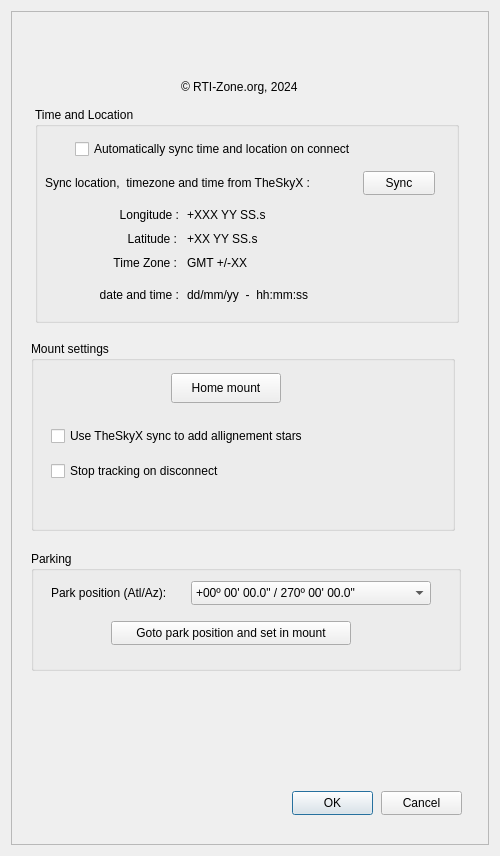
Qt form OnStep.ui (rpineau/OnStep) before a commit.
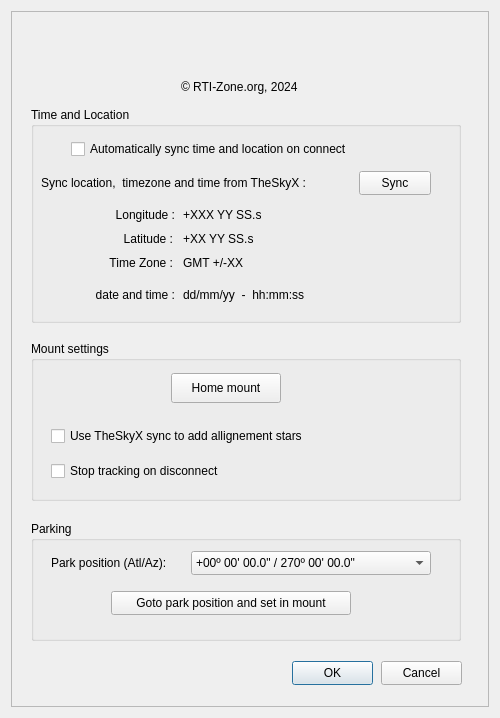
The same form after that commit. Icons and pictures are not drawn. Custom widgets are drawn as their Qt base class.

Diff of the .ui file:
```diff
--- a/OnStep.ui
+++ b/OnStep.ui
@@ -7,7 +7,7 @@
     <x>0</x>
     <y>0</y>
     <width>500</width>
-    <height>856</height>
+    <height>718</height>
    </rect>
   </property>
   <property name="sizePolicy">
@@ -19,13 +19,13 @@
   <property name="minimumSize">
    <size>
     <width>500</width>
-    <height>556</height>
+    <height>718</height>
    </size>
   </property>
   <property name="maximumSize">
    <size>
     <width>500</width>
-    <height>1024</height>
+    <height>718</height>
    </size>
   </property>
   <property name="windowTitle">
@@ -71,7 +71,7 @@
       <property name="geometry">
        <rect>
         <x>281</x>
-        <y>780</y>
+        <y>650</y>
         <width>81</width>
         <height>24</height>
        </rect>
@@ -87,7 +87,7 @@
       <property name="geometry">
        <rect>
         <x>370</x>
-        <y>780</y>
+        <y>650</y>
         <width>81</width>
         <height>24</height>
        </rect>
@@ -99,9 +99,9 @@
      <widget class="QGroupBox" name="groupBox">
       <property name="geometry">
        <rect>
-        <x>24</x>
+        <x>20</x>
         <y>96</y>
-        <width>424</width>
+        <width>430</width>
         <height>216</height>
        </rect>
       </property>
@@ -307,8 +307,8 @@
        <rect>
         <x>20</x>
         <y>330</y>
-        <width>424</width>
-        <height>190</height>
+        <width>430</width>
+        <height>160</height>
        </rect>
       </property>
       <property name="title">
@@ -358,7 +358,7 @@
       <property name="geometry">
        <rect>
         <x>20</x>
-        <y>540</y>
+        <y>510</y>
         <width>430</width>
         <height>120</height>
        </rect>
```
